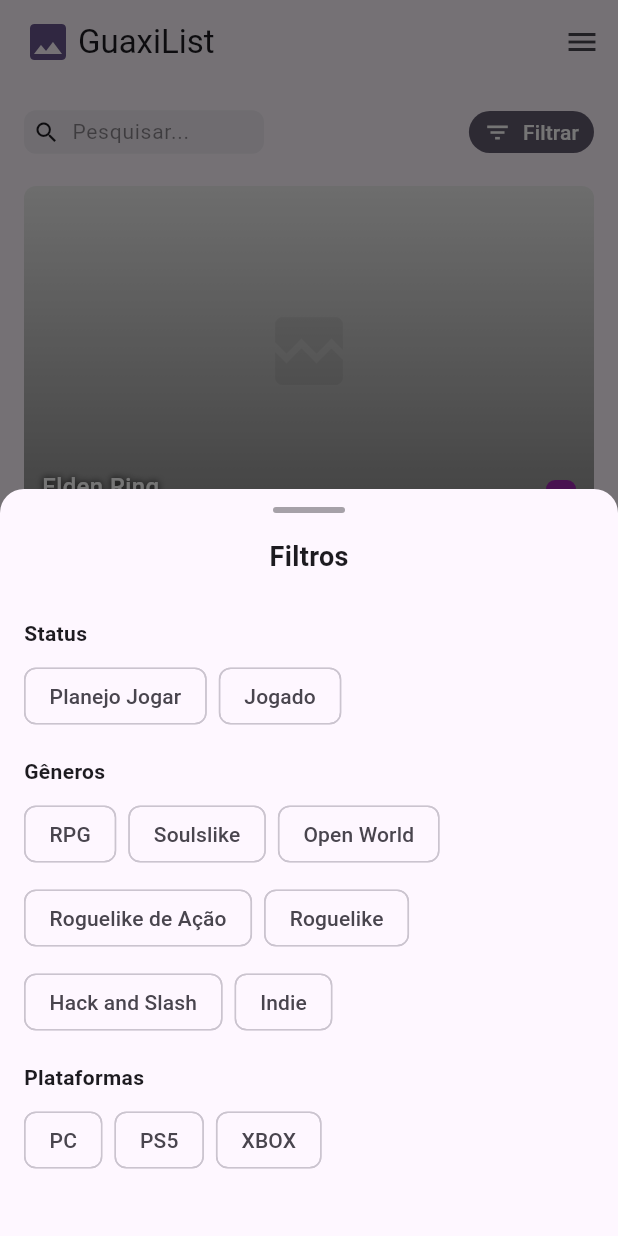
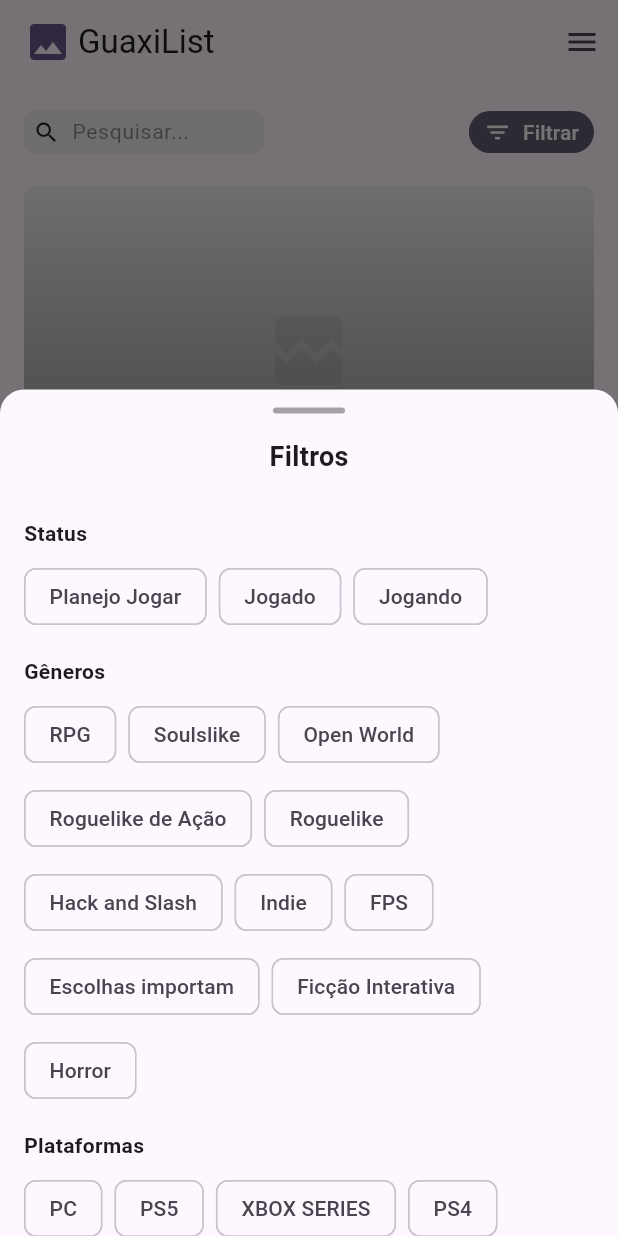
Before and after one commit to gustavoprs/game-wishlist-mobile, a Flutter app: the screen it shows after launch, after a tap on "Filtrar", on a phone screen of 412 x 824 dp. Run offline on Flutter 3.47's test engine with Material 3 defaults, Android fonts, the phone set to English and light mode, and no system bars; network calls fail.

Commit message:
feat: add title max size so it doesnt overlap other ui elements

```diff
--- a/lib/screens/home.dart
+++ b/lib/screens/home.dart
@@ -24,7 +24,7 @@ class _MyHomePageState extends State<MyHomePage> {
       tags: ['RPG', 'Soulslike', 'Open World'],
       publishedAt: DateTime(2022, 2, 25),
       status: 'Planejo Jogar',
-      platforms: ['pc', 'ps5', 'xbox'],
+      platforms: ['pc', 'ps5', 'xbox series'],
     ),
     Game(
       title: 'Hades',
@@ -33,7 +33,24 @@ class _MyHomePageState extends State<MyHomePage> {
       tags: ['Roguelike de Ação', 'Roguelike', 'Hack and Slash', 'Indie'],
       publishedAt: DateTime(2020, 9, 17),
       status: 'Jogado',
-      platforms: ['pc', 'ps5', 'xbox'],
+      platforms: ['pc', 'ps5', 'xbox series'],
+    ),
+    Game(
+      title: 'Metro: Exodus',
+      imageUrl: 'https://i.ytimg.com/vi/uoBF-7x69wY/maxresdefault.jpg',
+      tags: ['FPS', 'Open World'],
+      publishedAt: DateTime(2019, 2, 14),
+      status: 'Planejo Jogar',
+      platforms: ['pc', 'ps5', 'ps4', 'xbox series'],
+    ),
+    Game(
+      title: 'The Walking Dead: The Telltale Definitive Series',
+      imageUrl:
+          'https://shared.fastly.steamstatic.com/store_item_assets/steam/apps/1449690/a9ccc64b359746f3905e760a73dcff3e2b6ec052/capsule_616x353.jpg?t=1760651835',
+      tags: ['Escolhas importam', 'Ficção Interativa', 'Horror'],
+      publishedAt: DateTime(2020, 10, 29),
+      status: 'Jogando',
+      platforms: ['pc', 'ps5', 'ps4', 'xbox series'],
     ),
   ];
 
--- a/lib/widgets/game_card.dart
+++ b/lib/widgets/game_card.dart
@@ -261,8 +261,9 @@ class GameCard extends StatelessWidget {
               ),
               Positioned(
                 left: 12,
-                right: 12,
                 bottom: 8,
+                child: ConstrainedBox(
+                  constraints: BoxConstraints(maxWidth: 300),
                   child: Text(
                     game.title,
                     overflow: TextOverflow.ellipsis,
@@ -271,6 +272,7 @@ class GameCard extends StatelessWidget {
                       fontSize: 16,
                       fontWeight: FontWeight.w500,
                       shadows: [Shadow(color: Colors.black, blurRadius: 6)],
+                    ),
                   ),
                 ),
               ),
```
Lines whose indentation alone changed are shown as unchanged.
